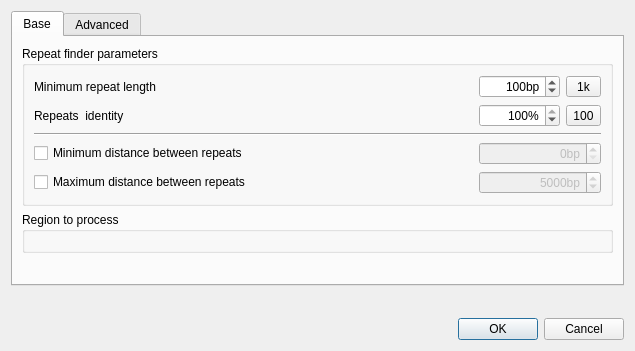
violethaze74/ugene, file src/plugins/repeat_finder/src/ui/FindRepeatsDialog.ui: the form before one commit.
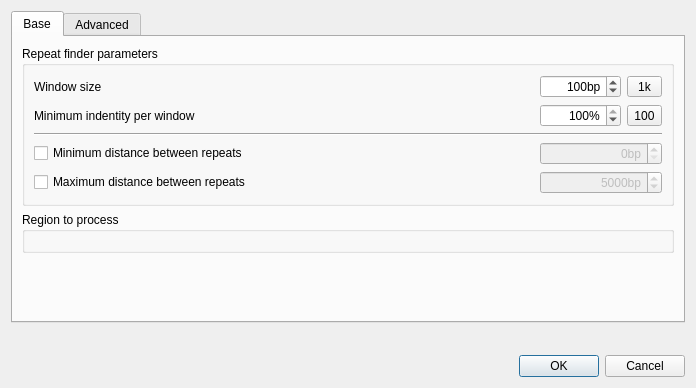
The form after the commit. Icons and pictures are not drawn.

Commit message: UGENE-3154 fix: corrected FindRepeats dialog

Patch:
```diff
--- a/src/plugins/repeat_finder/src/ui/FindRepeatsDialog.ui
+++ b/src/plugins/repeat_finder/src/ui/FindRepeatsDialog.ui
@@ -9,8 +9,8 @@
    <rect>
     <x>0</x>
     <y>0</y>
-    <width>635</width>
-    <height>351</height>
+    <width>696</width>
+    <height>388</height>
    </rect>
   </property>
   <property name="windowTitle">
@@ -46,7 +46,7 @@
              </size>
             </property>
             <property name="text">
-             <string>Minimum repeat length</string>
+             <string>Window size</string>
             </property>
            </widget>
           </item>
@@ -119,7 +119,7 @@
           <item row="1" column="0">
            <widget class="QLabel" name="label_3">
             <property name="text">
-             <string>Repeats  identity</string>
+             <string>Minimum indentity per window</string>
             </property>
            </widget>
           </item>
```
Left out of the diff: 6 changed lines with no effect on the pictures.
